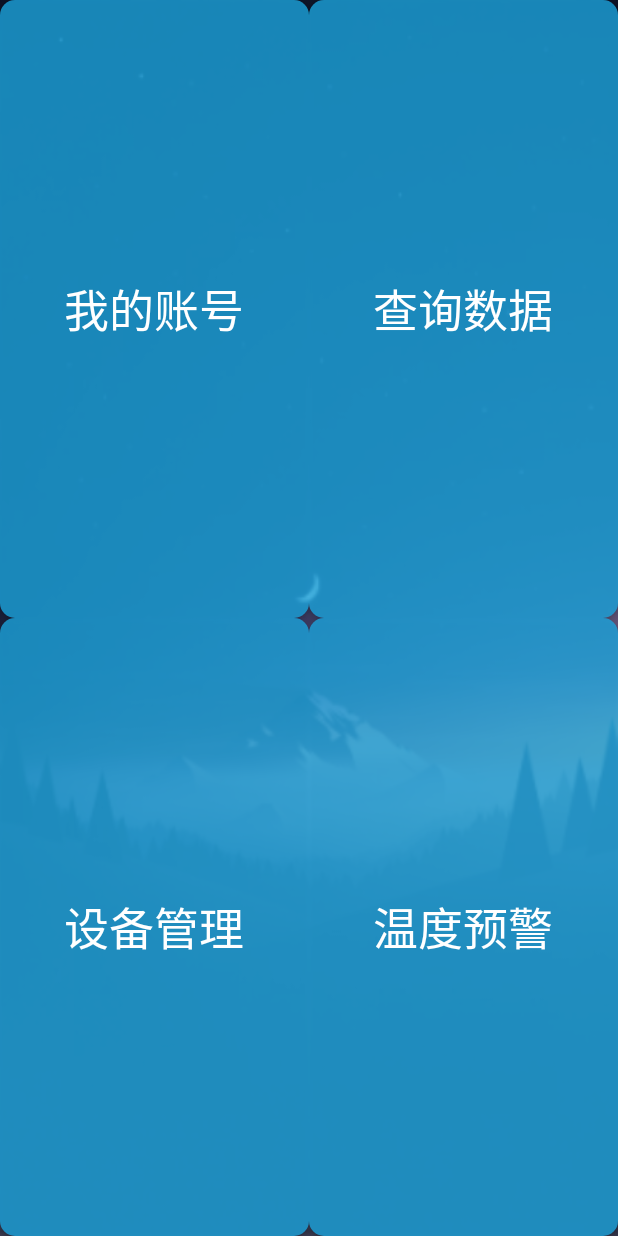
After one commit to lalalacxx/Cable_Tem_Det, an Android app: the layout activity_home.xml on its own in the app's theme, with its tools: preview values and no code run, on a phone screen of 412 x 824 dp. The commit adds this screen. Run offline under Robolectric (Android 15) with nearby library versions, the phone set to English and light mode, and no system bars.

Commit message:
新增功能选择界面

```diff
--- /dev/null
+++ b/app/src/main/res/layout/activity_home.xml
@@ -0,0 +1,48 @@
+<?xml version="1.0" encoding="utf-8"?>
+<GridLayout xmlns:android="http://schemas.android.com/apk/res/android"
+    android:layout_width="match_parent"
+    android:layout_height="match_parent"
+    android:background="@drawable/bg"
+    android:rowCount="2"
+    android:columnCount="2">
+    <!--6行4列
+    实现占满整个屏幕-->
+
+    <Button
+        android:id="@+id/a"
+        android:text="我的账号"
+        android:layout_columnWeight="1"
+        android:layout_rowWeight="1"
+        android:textSize="30dp"
+        android:textColor="#fff"
+        android:background="@drawable/button_login_bg"/>
+
+
+    //列 行权重为1
+    <Button
+        android:id="@+id/b"
+        android:text="查询数据"
+        android:layout_columnWeight="1"
+        android:layout_rowWeight="1"
+        android:textSize="30dp"
+        android:textColor="#fff"
+        android:background="@drawable/button_login_bg"/>
+    //列 行权重为1
+    <Button
+        android:id="@+id/c"
+        android:text="设备管理"
+        android:layout_columnWeight="1"
+        android:layout_rowWeight="1"
+        android:textSize="30dp"
+        android:textColor="#fff"
+        android:background="@drawable/button_login_bg"/>
+    //列 行权重为1
+    <Button
+        android:id="@+id/d"
+        android:text="温度预警"
+        android:layout_columnWeight="1"
+        android:layout_rowWeight="1"
+        android:textSize="30dp"
+        android:textColor="#fff"
+        android:background="@drawable/button_login_bg"/>
+</GridLayout>
--- a/app/src/main/res/layout/activity_login.xml
+++ b/app/src/main/res/layout/activity_login.xml
@@ -41,7 +41,7 @@
             android:layout_height="wrap_content"
             android:layout_marginTop="10dp"
             android:background="@null"
-            android:hint="请输入账号"
+            android:hint="账号/邮箱/手机号"
             android:maxLength="13"
             android:singleLine="true"
             android:textColor="#fff"
@@ -63,7 +63,7 @@
             android:layout_width="match_parent"
             android:layout_height="wrap_content"
             android:background="@null"
-            android:hint="请输入密码"
+            android:hint="密码"
             android:inputType="textPassword"
             android:maxLength="13"
             android:singleLine="true"
```
Also changed, not shown: app/src/main/java/com/kaikai/cable/cable_tem_det/LoginActivity.java (+20 -1 lines), app/src/main/java/com/kaikai/cable/cable_tem_det/RegistActivity.java (+83 -0 lines), app/src/main/res/layout/activity_regist.xml (+7 -3 lines), 1 other file.
